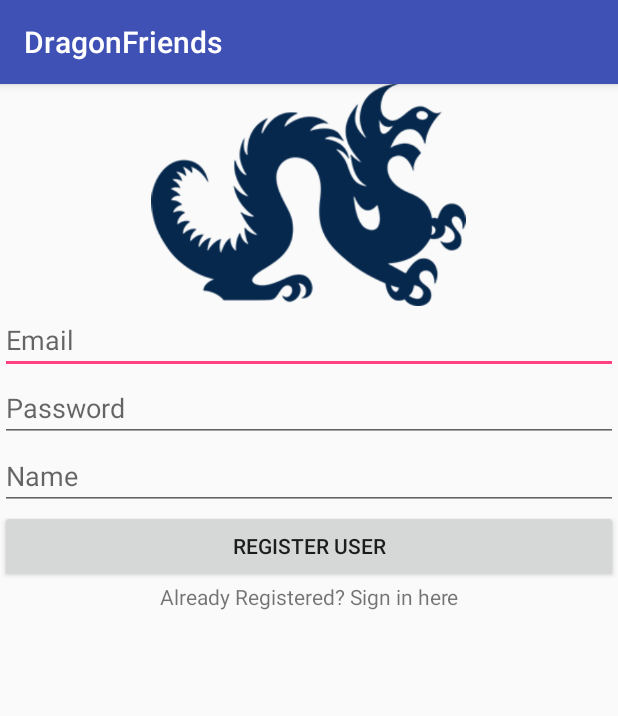
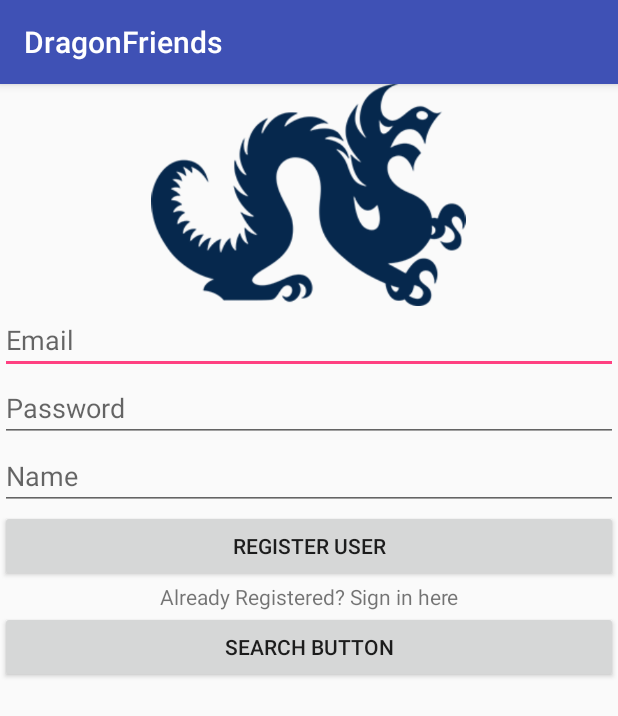
Before and after one commit to sahithip99/DragonFriends, an Android app: the screen it shows after launch (MainActivity), on a phone screen of 412 x 824 dp. Shown: the top 716 px of the screen. Run offline under Robolectric (Android 15) with nearby library versions, the phone set to English and light mode, and no system bars; our stand-ins replace Firebase (no records; nobody signed in at launch, a user with empty details on screens opened directly).

Commit message:
Updated search

```diff
--- a/team47-dragonfriends/app/build.gradle
+++ b/team47-dragonfriends/app/build.gradle
@@ -24,12 +24,18 @@ dependencies {
     implementation 'com.android.support.constraint:constraint-layout:1.0.2'
     implementation 'com.google.firebase:firebase-auth:11.0.4'
     implementation 'com.google.firebase:firebase-database:11.0.4'
+    implementation 'com.android.support:support-v4:26.1.0'
+    implementation 'com.android.support:recyclerview-v7:26.1.0'
     testImplementation 'junit:junit:4.12'
     androidTestImplementation 'com.android.support.test:runner:1.0.1'
     androidTestImplementation 'com.android.support.test.espresso:espresso-core:3.0.1'
     implementation 'com.android.support:design:26.1.0'
+	compile 'com.loopj.android:android-async-http:1.4.9'
+
 }
 
 
 
+
+
 apply plugin: 'com.google.gms.google-services'
--- a/team47-dragonfriends/app/src/main/AndroidManifest.xml
+++ b/team47-dragonfriends/app/src/main/AndroidManifest.xml
@@ -16,6 +16,7 @@
                 <category android:name="android.intent.category.LAUNCHER" />
             </intent-filter>
         </activity>
+        <activity android:name=".SearchActivity"></activity>
     </application>
 
 </manifest>
--- a/team47-dragonfriends/app/src/main/java/com/drexel/team47/dragonfriends/MainActivity.java
+++ b/team47-dragonfriends/app/src/main/java/com/drexel/team47/dragonfriends/MainActivity.java
@@ -1,5 +1,6 @@
 package com.drexel.team47.dragonfriends;
 
+import android.content.Intent;
 import android.net.Uri;
 import android.support.annotation.NonNull;
 import android.support.v7.app.AppCompatActivity;
@@ -35,8 +36,13 @@ public class MainActivity extends AppCompatActivity implements View.OnClickListe
     private EditText editTextName;
     private TextView textViewSignup;
     private TextView textViewSignin;
+
+    private Button buttonSearch;
+
+
     private FirebaseAuth firebaseAuth;
     private FirebaseDatabase database;
+
 
 
 
@@ -55,6 +61,7 @@ public class MainActivity extends AppCompatActivity implements View.OnClickListe
 
 
         buttonRegister = (Button) findViewById(R.id.buttonRegister);
+        buttonSearch = (Button) findViewById(R.id.buttonSearch);
 
         editTextEmail = (EditText) findViewById(R.id.editTextEmail);
         editTextPassword = (EditText) findViewById(R.id.editTextPassword);
@@ -63,8 +70,10 @@ public class MainActivity extends AppCompatActivity implements View.OnClickListe
 
         textViewSignin = (TextView) findViewById(R.id.textViewSignin);
 
+        buttonSearch.setOnClickListener(this);
         buttonRegister.setOnClickListener(this);
         textViewSignin.setOnClickListener(this);
+
 
     }
 
@@ -80,6 +89,11 @@ public class MainActivity extends AppCompatActivity implements View.OnClickListe
             return;
 
 
+        }
+
+        if (email.indexOf("drexel.edu")==-1){
+            Toast.makeText(this,"Please enter a Drexel email",Toast.LENGTH_SHORT).show();
+            return;
         }
 
         if(TextUtils.isEmpty(password)){
@@ -132,12 +146,19 @@ public class MainActivity extends AppCompatActivity implements View.OnClickListe
 
         }
 
+        //How to redirect to a different activity
+        if (view == buttonSearch){
+            startActivity(new Intent(MainActivity.this, SearchActivity.class));
+        }
+
     }
     public void onStart(){
         super.onStart();
 //        FirebaseUser currentUser = mAuth.getCurrentUser();
 //        updateUI(currentUser);
     }
+
+
 
 
 
--- a/team47-dragonfriends/app/src/main/res/layout/activity_main.xml
+++ b/team47-dragonfriends/app/src/main/res/layout/activity_main.xml
@@ -57,6 +57,11 @@
             android:layout_height="wrap_content"
             android:text="Already Registered? Sign in here"
             android:textAlignment="center" />
+        <Button
+            android:id="@+id/buttonSearch"
+            android:text="Search Button"
+            android:layout_width="match_parent"
+            android:layout_height="wrap_content" />
 
     </LinearLayout>
 
--- /dev/null
+++ b/team47-dragonfriends/app/src/main/res/values/dimens.xml
@@ -0,0 +1,2 @@
+<?xml version="1.0" encoding="utf-8"?>
+<resources></resources>
```
Also changed, not shown: team47-dragonfriends/app/src/main/java/com/drexel/team47/dragonfriends/SearchActivity.java (added, +81 -0 lines), team47-dragonfriends/app/src/main/res/layout/activity_search.xml (added, +14 -0 lines), team47-dragonfriends/build.gradle (+6 -1 lines), 1 other file.
